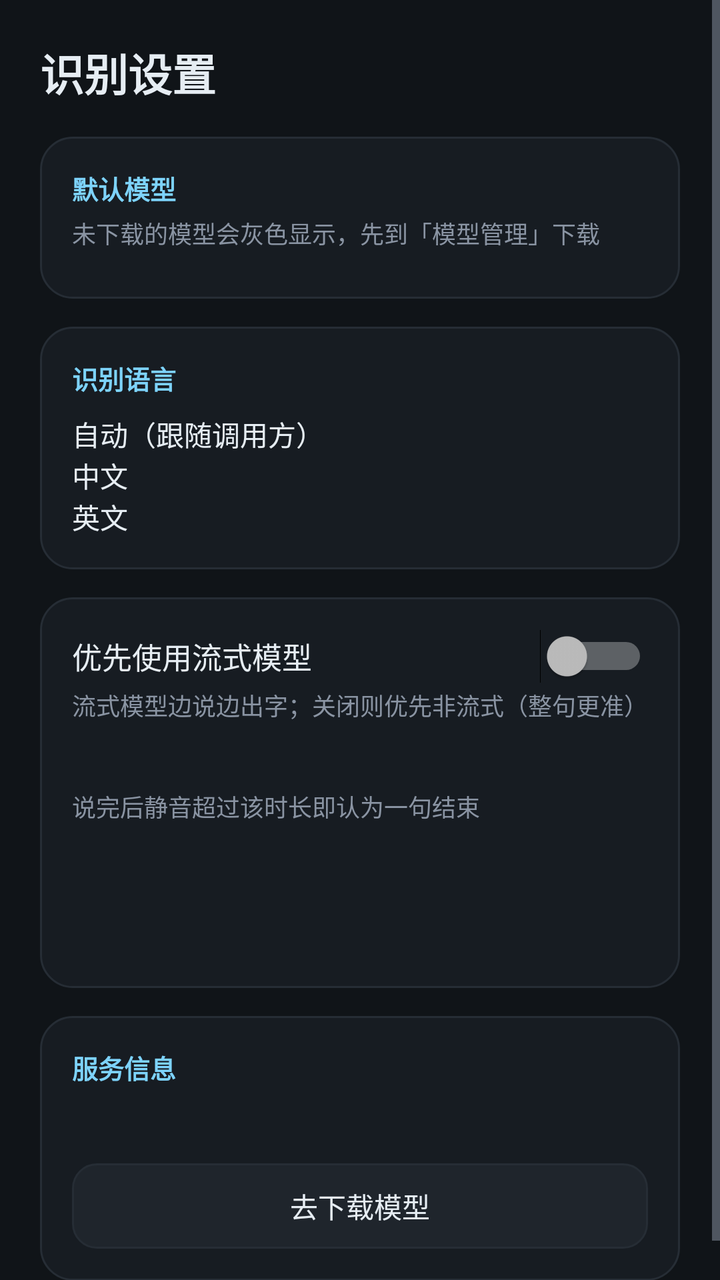
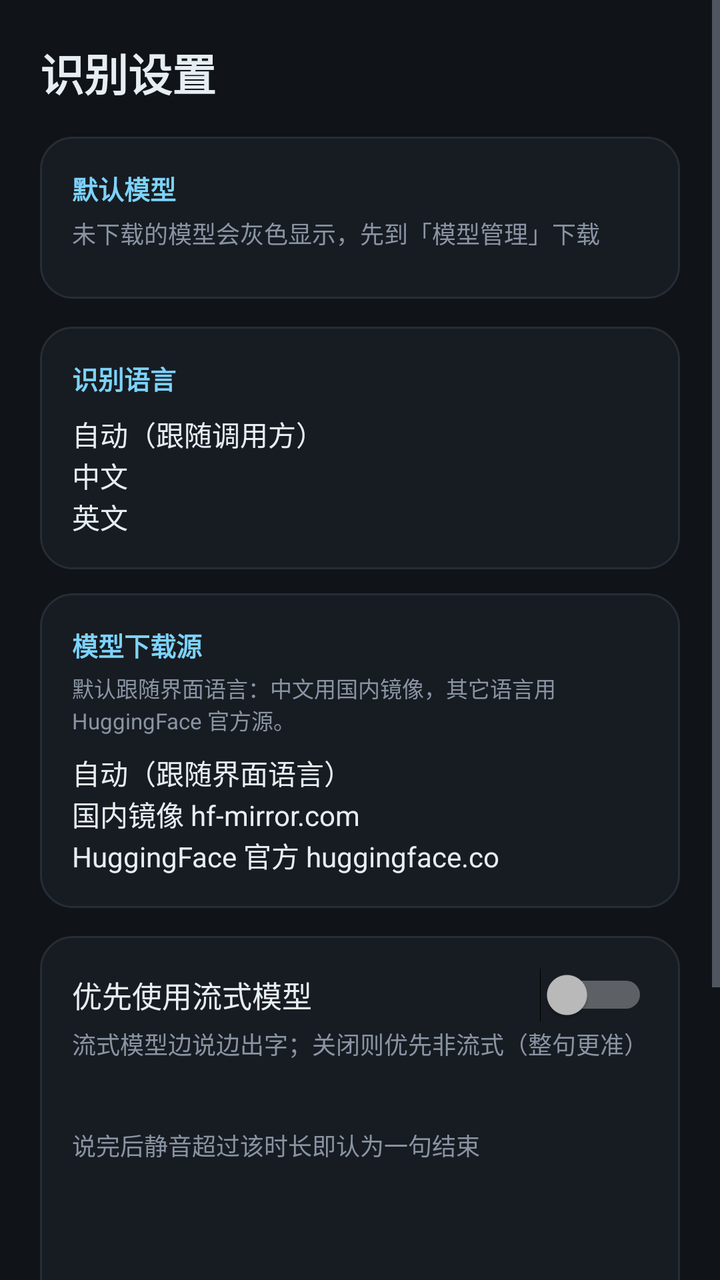

Before-and-after screenshots of an Android layout around one commit, followed by the original layout XML and the change that was made.
<!-- AndroidManifest.xml: application theme AppTheme -->
<!-- res/layout/activity_settings.xml -->
<?xml version="1.0" encoding="utf-8"?>
<ScrollView xmlns:android="http://schemas.android.com/apk/res/android"
    android:layout_width="match_parent"
    android:layout_height="match_parent"
    android:background="@color/bg"
    android:fillViewport="true">

    <LinearLayout
        android:layout_width="match_parent"
        android:layout_height="wrap_content"
        android:orientation="vertical"
        android:padding="20dp">

        <TextView
            android:layout_width="match_parent"
            android:layout_height="wrap_content"
            android:text="@string/settings_title"
            android:textColor="@color/text_primary"
            android:textSize="22sp"
            android:textStyle="bold" />

        
        <LinearLayout
            android:layout_width="match_parent"
            android:layout_height="wrap_content"
            android:layout_marginTop="16dp"
            android:background="@drawable/bg_card"
            android:orientation="vertical"
            android:padding="16dp">

            <TextView
                android:layout_width="wrap_content"
                android:layout_height="wrap_content"
                android:text="@string/settings_default_model"
                android:textColor="@color/accent"
                android:textSize="13sp"
                android:textStyle="bold" />

            <TextView
                android:layout_width="match_parent"
                android:layout_height="wrap_content"
                android:layout_marginTop="4dp"
                android:text="@string/settings_default_model_hint"
                android:textColor="@color/text_secondary"
                android:textSize="12sp" />

            <RadioGroup
                android:id="@+id/rgModel"
                android:layout_width="match_parent"
                android:layout_height="wrap_content"
                android:layout_marginTop="8dp"
                android:orientation="vertical" />
        </LinearLayout>

        
        <LinearLayout
            android:layout_width="match_parent"
            android:layout_height="wrap_content"
            android:layout_marginTop="14dp"
            android:background="@drawable/bg_card"
            android:orientation="vertical"
            android:padding="16dp">

            <TextView
                android:layout_width="wrap_content"
                android:layout_height="wrap_content"
                android:text="@string/settings_language"
                android:textColor="@color/accent"
                android:textSize="13sp"
                android:textStyle="bold" />

            <RadioGroup
                android:id="@+id/rgLang"
                android:layout_width="match_parent"
                android:layout_height="wrap_content"
                android:layout_marginTop="8dp"
                android:orientation="vertical">
                <RadioButton
                    android:id="@+id/rbAuto"
                    android:layout_width="match_parent"
                    android:layout_height="wrap_content"
                    android:text="@string/lang_auto"
                    android:textColor="@color/text_primary"
                    android:textSize="14sp" />
                <RadioButton
                    android:id="@+id/rbZh"
                    android:layout_width="match_parent"
                    android:layout_height="wrap_content"
                    android:text="@string/lang_zh"
                    android:textColor="@color/text_primary"
                    android:textSize="14sp" />
                <RadioButton
                    android:id="@+id/rbEn"
                    android:layout_width="match_parent"
                    android:layout_height="wrap_content"
                    android:text="@string/lang_en"
                    android:textColor="@color/text_primary"
                    android:textSize="14sp" />
            </RadioGroup>
        </LinearLayout>

        
        <LinearLayout
            android:layout_width="match_parent"
            android:layout_height="wrap_content"
            android:layout_marginTop="14dp"
            android:background="@drawable/bg_card"
            android:orientation="vertical"
            android:padding="16dp">

            <Switch
                android:id="@+id/swStreaming"
                android:layout_width="match_parent"
                android:layout_height="wrap_content"
                android:text="@string/settings_streaming"
                android:textColor="@color/text_primary"
                android:textSize="15sp" />

            <TextView
                android:layout_width="match_parent"
                android:layout_height="wrap_content"
                android:layout_marginTop="2dp"
                android:text="@string/settings_streaming_hint"
                android:textColor="@color/text_secondary"
                android:textSize="12sp" />

            <TextView
                android:id="@+id/tvSilence"
                android:layout_width="match_parent"
                android:layout_height="wrap_content"
                android:layout_marginTop="14dp"
                android:textColor="@color/text_primary"
                android:textSize="14sp" />

            <SeekBar
                android:id="@+id/sbSilence"
                android:layout_width="match_parent"
                android:layout_height="wrap_content"
                android:max="26" />

            <TextView
                android:layout_width="match_parent"
                android:layout_height="wrap_content"
                android:text="@string/settings_silence_hint"
                android:textColor="@color/text_secondary"
                android:textSize="12sp" />

            <TextView
                android:id="@+id/tvMaxLen"
                android:layout_width="match_parent"
                android:layout_height="wrap_content"
                android:layout_marginTop="14dp"
                android:textColor="@color/text_primary"
                android:textSize="14sp" />

            <SeekBar
                android:id="@+id/sbMaxLen"
                android:layout_width="match_parent"
                android:layout_height="wrap_content"
                android:max="11" />

            <TextView
                android:id="@+id/tvNoSpeech"
                android:layout_width="match_parent"
                android:layout_height="wrap_content"
                android:layout_marginTop="14dp"
                android:textColor="@color/text_primary"
                android:textSize="14sp" />

            <SeekBar
                android:id="@+id/sbNoSpeech"
                android:layout_width="match_parent"
                android:layout_height="wrap_content"
                android:max="17" />
        </LinearLayout>

        
        <LinearLayout
            android:layout_width="match_parent"
            android:layout_height="wrap_content"
            android:layout_marginTop="14dp"
            android:background="@drawable/bg_card"
            android:orientation="vertical"
            android:padding="16dp">

            <TextView
                android:layout_width="wrap_content"
                android:layout_height="wrap_content"
                android:text="@string/settings_service_info"
                android:textColor="@color/accent"
                android:textSize="13sp"
                android:textStyle="bold" />

            <TextView
                android:id="@+id/tvServiceInfo"
                android:layout_width="match_parent"
                android:layout_height="wrap_content"
                android:layout_marginTop="10dp"
                android:lineSpacingExtra="4dp"
                android:textColor="@color/text_secondary"
                android:textSize="12sp" />

            <TextView
                android:id="@+id/btnOpenModels"
                android:layout_width="match_parent"
                android:layout_height="wrap_content"
                android:layout_marginTop="12dp"
                android:background="@drawable/bg_btn_ghost"
                android:gravity="center"
                android:paddingTop="11dp"
                android:paddingBottom="11dp"
                android:text="@string/btn_open_models"
                android:textColor="@color/text_primary"
                android:textSize="14sp" />
        </LinearLayout>
    </LinearLayout>
</ScrollView>
<!-- resources referenced by this layout -->
<resources>
  <color name="accent">#FF7DD3FC</color>
  <color name="bg">#FF101418</color>
  <color name="text_primary">#FFE6EDF3</color>
  <color name="text_secondary">#FF8A94A3</color>
  <!-- drawable bg_btn_ghost (drawable) -->
  <?xml version="1.0" encoding="utf-8"?>
  <ripple xmlns:android="http://schemas.android.com/apk/res/android"
      android:color="@color/accent_dim">
      <item>
          <shape android:shape="rectangle">
              <solid android:color="@color/card_pressed" />
              <corners android:radius="12dp" />
              <stroke android:width="1dp" android:color="@color/stroke" />
          </shape>
      </item>
  </ripple>
  <!-- drawable bg_card (drawable) -->
  <?xml version="1.0" encoding="utf-8"?>
  <shape xmlns:android="http://schemas.android.com/apk/res/android"
      android:shape="rectangle">
      <solid android:color="@color/card" />
      <corners android:radius="16dp" />
      <stroke android:width="1dp" android:color="@color/stroke" />
  </shape>
  <string name="btn_open_models">去下载模型</string>
  <string name="lang_auto">自动（跟随调用方）</string>
  <string name="lang_en">英文</string>
  <string name="lang_zh">中文</string>
  <string name="settings_default_model">默认模型</string>
  <string name="settings_default_model_hint">未下载的模型会灰色显示，先到「模型管理」下载</string>
  <string name="settings_language">识别语言</string>
  <string name="settings_service_info">服务信息</string>
  <string name="settings_silence_hint">说完后静音超过该时长即认为一句结束</string>
  <string name="settings_streaming">优先使用流式模型</string>
  <string name="settings_streaming_hint">流式模型边说边出字；关闭则优先非流式（整句更准）</string>
  <string name="settings_title">识别设置</string>
  <style name="AppTheme" parent="@android:style/Theme.Material.NoActionBar">
          <item name="android:windowBackground">@color/bg</item>
          <item name="android:colorBackground">@color/bg</item>
          <item name="android:statusBarColor">@color/bg</item>
          <item name="android:navigationBarColor">@color/bg</item>
          <item name="android:textColorPrimary">@color/text_primary</item>
          <item name="android:textColorSecondary">@color/text_secondary</item>
          <item name="android:colorAccent">@color/accent</item>
          <item name="android:windowLightStatusBar">false</item>
      </style>
  <color name="accent_dim">#337DD3FC</color>
  <color name="card_pressed">#FF1F252C</color>
  <color name="stroke">#FF262D35</color>
  <color name="card">#FF171C22</color>
</resources>

<!-- the commit's change to res/layout/activity_settings.xml (unified diff, before → after) -->
@@ -103,6 +103,61 @@
         <LinearLayout
             android:layout_width="match_parent"
             android:layout_height="wrap_content"
+            android:layout_marginTop="12dp"
+            android:orientation="vertical"
+            android:background="@drawable/bg_card"
+            android:padding="16dp">
+
+            <TextView
+                android:layout_width="wrap_content"
+                android:layout_height="wrap_content"
+                android:text="@string/settings_source"
+                android:textColor="@color/accent"
+                android:textSize="13sp"
+                android:textStyle="bold" />
+
+            <TextView
+                android:layout_width="match_parent"
+                android:layout_height="wrap_content"
+                android:layout_marginTop="4dp"
+                android:text="@string/settings_source_hint"
+                android:textColor="@color/text_secondary"
+                android:textSize="11sp" />
+
+            <RadioGroup
+                android:id="@+id/rgSource"
+                android:layout_width="match_parent"
+                android:layout_height="wrap_content"
+                android:layout_marginTop="8dp"
+                android:orientation="vertical">
+                <RadioButton
+                    android:id="@+id/rbSourceAuto"
+                    android:layout_width="match_parent"
+                    android:layout_height="wrap_content"
+                    android:text="@string/source_auto"
+                    android:textColor="@color/text_primary"
+                    android:textSize="14sp" />
+                <RadioButton
+                    android:id="@+id/rbSourceMirror"
+                    android:layout_width="match_parent"
+                    android:layout_height="wrap_content"
+                    android:text="@string/source_mirror"
+                    android:textColor="@color/text_primary"
+                    android:textSize="14sp" />
+                <RadioButton
+                    android:id="@+id/rbSourceOfficial"
+                    android:layout_width="match_parent"
+                    android:layout_height="wrap_content"
+                    android:text="@string/source_official"
+                    android:textColor="@color/text_primary"
+                    android:textSize="14sp" />
+            </RadioGroup>
+        </LinearLayout>
+
+        
+        <LinearLayout
+            android:layout_width="match_parent"
+            android:layout_height="wrap_content"
             android:layout_marginTop="14dp"
             android:background="@drawable/bg_card"
             android:orientation="vertical"
<!-- resource entries referenced after the edit -->
@@ -33,9 +33,14 @@
   <string name="settings_language">识别语言</string>
   <string name="settings_service_info">服务信息</string>
   <string name="settings_silence_hint">说完后静音超过该时长即认为一句结束</string>
+  <string name="settings_source">模型下载源</string>
+  <string name="settings_source_hint">默认跟随界面语言：中文用国内镜像，其它语言用 HuggingFace 官方源。</string>
   <string name="settings_streaming">优先使用流式模型</string>
   <string name="settings_streaming_hint">流式模型边说边出字；关闭则优先非流式（整句更准）</string>
   <string name="settings_title">识别设置</string>
+  <string name="source_auto">自动（跟随界面语言）</string>
+  <string name="source_mirror">国内镜像 hf-mirror.com</string>
+  <string name="source_official">HuggingFace 官方 huggingface.co</string>
   <style name="AppTheme" parent="@android:style/Theme.Material.NoActionBar">
           <item name="android:windowBackground">@color/bg</item>
           <item name="android:colorBackground">@color/bg</item>
